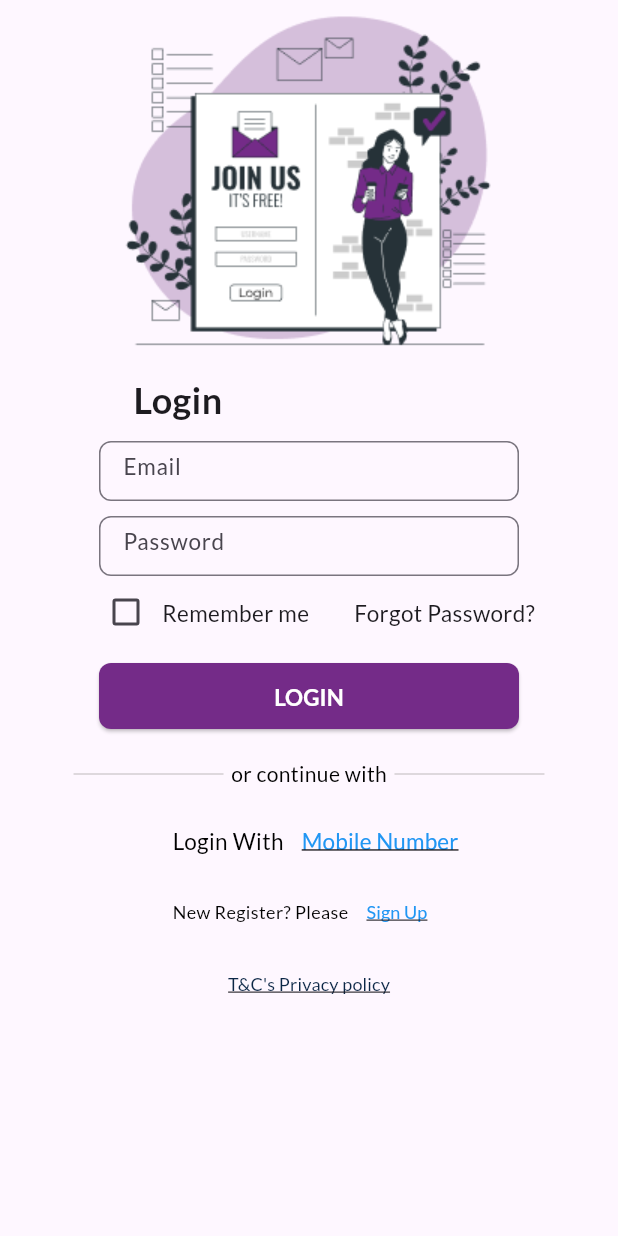
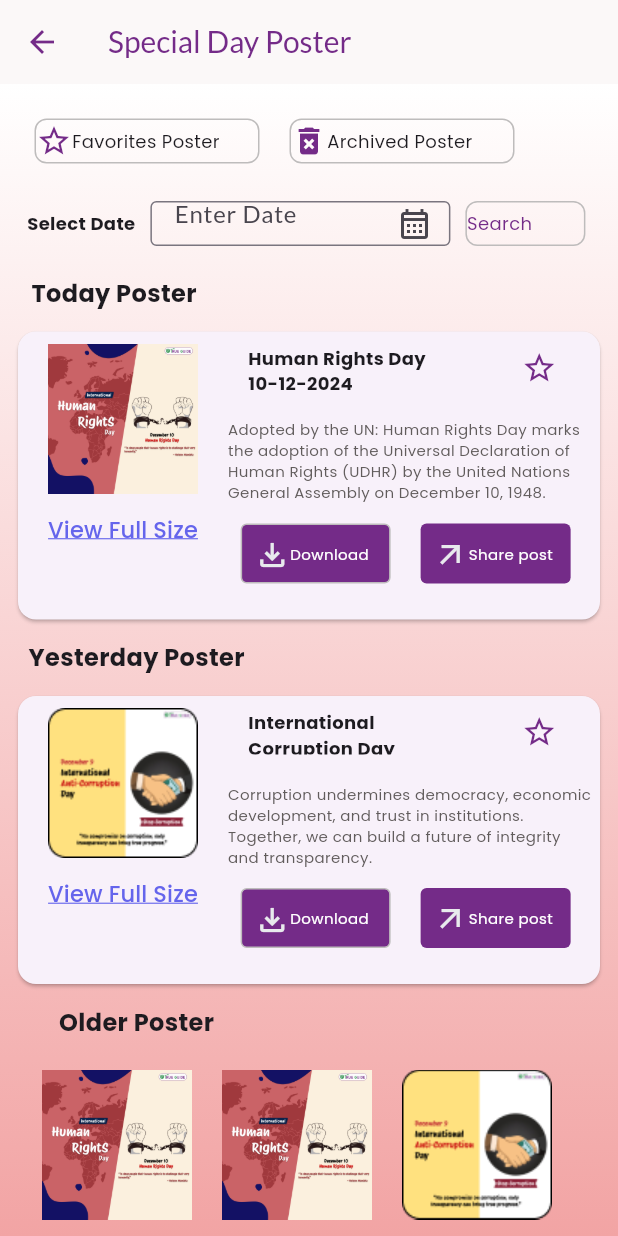
Before and after one commit to Divahar42/Trueguide, a Flutter app: the screen it shows after launch, on a phone screen of 412 x 824 dp. Run offline on Flutter 3.47's test engine with Material 3 defaults, Android fonts, the phone set to English and light mode, and no system bars; our stand-ins replace google_fonts, image_picker; missing offline and left inert: date_picker_plus.

Commit message:
first commit

```diff
--- a/lib/main.dart
+++ b/lib/main.dart
@@ -1,14 +1,14 @@
 import 'package:flutter/material.dart';
 import 'package:true_guide/account%20screen/account_screen.dart';
+import 'package:true_guide/account%20screen/help%20and%20support.dart';
 import 'package:true_guide/account%20screen/language_screen.dart';
 import 'package:true_guide/category/architecture_Screen.dart';
 import 'package:true_guide/bottom%20navi/bottom_navigation.dart';
 import 'package:true_guide/category/category_screen.dart';
 import 'package:true_guide/bottom%20navi/features_screen.dart';
 import 'package:true_guide/bottom%20navi/home_screen.dart';
-
 import 'package:true_guide/login.dart';
-
+import 'package:true_guide/special%20day%20poster/special%20day.dart';
 import 'bottom navi/sam.dart';
 
 void main() {
@@ -27,7 +27,7 @@ class MyApp extends StatelessWidget {
       theme: ThemeData(fontFamily: 'Lato',
         colorScheme: ColorScheme.fromSeed(seedColor: Colors.deepPurple),
       ),
-      home: Login_Screen(),
+      home: Special_day(),
     );
   }
 }
--- /dev/null
+++ b/lib/special day poster/special day.dart
@@ -0,0 +1,322 @@
+import 'package:flutter/material.dart';
+import 'package:google_fonts/google_fonts.dart';
+import 'package:date_picker_plus/date_picker_plus.dart';
+
+class Special_day extends StatefulWidget {
+  const Special_day({super.key});
+
+  @override
+  State<Special_day> createState() => _Special_dayState();
+}
+
+class _Special_dayState extends State<Special_day> {
+
+
+
+  @override
+  Widget build(BuildContext context) {
+    return Scaffold(
+      appBar: AppBar(
+        leading: IconButton(onPressed: (){}, icon: Icon(Icons.arrow_back,color: Color(0xff742B88),)),
+        title: Text("Special Day Poster",style: GoogleFonts.lato(fontSize: 20,color: Color(0xff742B88)),),
+        backgroundColor: Color(0xffFBF8F8),
+      ),
+      body: Container(
+        height: double.infinity,
+        width: double.infinity,
+        decoration: BoxDecoration(
+          gradient: LinearGradient(
+            begin: Alignment.topCenter,
+            end: Alignment.bottomCenter,
+              colors: <Color>[
+                Color(0xffFFFFFF),
+                Color(0xffF2A4A4),]
+          ),
+        ),
+        child: Padding(
+          padding: const EdgeInsets.all(8.0),
+          child: Column(children: [
+            Padding(
+              padding: const EdgeInsets.all(15),
+              child: Row(children: [
+               Container(height: 30,width: 150,
+                 decoration: BoxDecoration(
+                   border: Border.all(color: Color(0xffBEBCBC)),
+                   borderRadius: BorderRadius.circular(8)
+                 ),
+                 child: Row(children: [
+                   Icon(Icons.star_border,color: Color(0xff742B88),),
+                   Text("Favorites Poster",style: GoogleFonts.poppins(fontSize: 12),)
+                 ],),
+               ),
+                SizedBox(width: 20),
+                Container(height: 30,width: 150,
+                  decoration: BoxDecoration(
+                      border: Border.all(color: Color(0xffBEBCBC)),
+                      borderRadius: BorderRadius.circular(8)
+                  ),
+                  child: Row(children: [
+                    Icon(Icons.delete_forever,color: Color(0xff742B88),),
+                    Text("Archived Poster",style: GoogleFonts.poppins(fontSize: 12),)
+                  ],),
+                ),
+              ],),
+            ),
+            Padding(
+              padding: const EdgeInsets.all(10),
+              child: Row(children:[
+                Text("Select Date",style: GoogleFonts.poppins(fontSize:12,fontWeight: FontWeight.bold),),
+                SizedBox(width: 10),
+                SizedBox(height: 30,width: 200,
+                  child: TextFormField(
+                    decoration: InputDecoration(
+                      hintText: "Enter Date",
+                      suffixIcon: Icon(Icons.calendar_month_outlined),
+                      border: OutlineInputBorder(
+                        borderRadius: BorderRadius.circular(4)
+                      )
+                    ),
+                  ),
+                ),
+                SizedBox(width:10),
+                Container(height: 30,width: 80,
+                  decoration: BoxDecoration(
+                      border: Border.all(color: Color(0xffBEBCBC)),
+                      borderRadius: BorderRadius.circular(8)
+                  ),
+                  child: Row(children: [
+                    Center(child: Text("Search",style: GoogleFonts.poppins(fontSize: 12,color: Color(0xff742B88)),))
+                  ],),
+                ),
+              ],),
+            ),
+            SizedBox(height: 10),
+            Padding(
+              padding: const EdgeInsets.only(right: 260),
+              child: Text("Today Poster",style: GoogleFonts.poppins(fontWeight: FontWeight.bold,fontSize: 16),),
+            ),
+            SizedBox(height:10),
+            Container(
+                height: 200,width: 410,
+                child: Card(
+                  child: Row(children: [
+                    Padding(
+                      padding: const EdgeInsets.all(8.0),
+                      child: Column(children: [
+                        Container(height: 100,width: 100,
+                        decoration: BoxDecoration(
+                          image: DecorationImage(image: AssetImage("assets/img.png"),fit: BoxFit.fill)
+                        ),
+                        ),
+                        TextButton(onPressed: (){}, child: Text("View Full Size",style: GoogleFonts.poppins(fontSize: 15,color: Color(0xff6565EC),decoration: TextDecoration.underline,decorationColor: Color(0xff6565EC)),))
+                      ],),
+                    ),
+                    Column(children: [
+                      Row(children: [
+                        Container(height: 30,width: 150,
+                        child: Text("Human Rights Day 10-12-2024",style: GoogleFonts.poppins(fontSize: 12,fontWeight: FontWeight.bold),),
+                        ),
+                        SizedBox(width: 20),
+                        IconButton(onPressed: (){}, icon: Icon(Icons.star_border,color: Color(0xff742B88),),)
+                      ],),
+                      SizedBox(height: 10),
+                      Container(height: 70,width: 245,
+                        child: Text("Adopted by the UN: Human Rights Day marks the adoption of the Universal Declaration of Human Rights (UDHR) by the United Nations General Assembly on December 10, 1948.",
+                        style: GoogleFonts.poppins(fontSize:10,color: Color(0xff615C5C)),),
+                      ),
+                      Padding(
+                        padding: const EdgeInsets.only(right: 8.0),
+                        child: Row(children: [
+                          GestureDetector(
+                            onTap:(){
+                              Container();
+                              showDialog(
+                                context: context,
+                                builder: (BuildContext context) {
+                                  return AlertDialog(
+                                    backgroundColor: Colors.white,
+                                    title: Column(
+                                      children: [
+                                        Image.asset("assets/img.png",width:100,height: 100,)
+                                      ],
+                                    ),
+                                    content: Column(
+                                      mainAxisSize: MainAxisSize.min,
+                                      children: [
+                                        Row(
+                                          mainAxisAlignment: MainAxisAlignment.center,
+                                          children: [
+                                            Text("With Logo"),
+                                            Radio(value: true, groupValue: true, onChanged: (value) {}),
+                                            Text("Without Logo"),
+                                            Radio(value: false, groupValue: true, onChanged: (value) {}),
+                                          ],
+                                        ),
+                                        TextField(
+                                          decoration: InputDecoration(labelText: "Enter Your Name"),
+                                        ),
+                                      ],
+                                    ),
+                                    actions: [
+                                      TextButton(
+                                        onPressed: () => Navigator.of(context).pop(),
+                                        child: Text("Cancel"),
+                                      ),
+                                      ElevatedButton(
+                                        onPressed: () {},
+                                        child: Text("Download Image"),
+                                      ),
+                                    ],
+                                  );
+                                },
+                              );
+                            },
+                            child: Container(height: 40,width: 100,
+                              decoration: BoxDecoration(
+                                color: Color(0xff742B88),
+                                  border: Border.all(color: Color(0xffBEBCBC)),
+                                  borderRadius: BorderRadius.circular(4)
+                              ),
+                              child: Padding(
+                                padding: const EdgeInsets.all(8.0),
+                                child: Row(children: [
+                                  Icon(Icons.file_download_outlined,color: Color(0xffE8EAED),),
+                                  Text("Download",style: GoogleFonts.poppins(fontSize: 10,color: Colors.white),)
+                                ],),
+                              ),
+                            ),
+                          ),
+                          SizedBox(width: 20),
+                          Container(height: 40,width: 100,
+                            decoration: BoxDecoration(
+                              color: Color(0xff742B88),
+                                borderRadius: BorderRadius.circular(4)
+                            ),
+                            child: Padding(
+                              padding: const EdgeInsets.all(8.0),
+                              child: Row(children: [
+                                Icon(Icons.arrow_outward,color: Color(0xffE8EAED),),
+                                Text("Share post",style: GoogleFonts.poppins(fontSize: 10,color: Colors.white),)
+                              ],),
+                            ),
+                          ),
+                        ],),
+                      ),
+                    ],)
+                  ],),
+                )),
+            SizedBox(height: 10),
+            Padding(
+              padding: const EdgeInsets.only(right: 230),
+              child: Text("Yesterday Poster",style: GoogleFonts.poppins(fontWeight: FontWeight.bold,fontSize: 16),),
+            ),
+            SizedBox(height:10),
+            Container(
+                height: 200,width: 410,
+                child: Card(
+                  child: Row(children: [
+                    Padding(
+                      padding: const EdgeInsets.all(8.0),
+                      child: Column(children: [
+                        Container(height: 100,width: 100,
+                          decoration: BoxDecoration(
+                              image: DecorationImage(image: AssetImage("assets/img_1.png"),fit: BoxFit.fill)
+                          ),
+                        ),
+                        TextButton(onPressed: (){}, child: Text("View Full Size",style: GoogleFonts.poppins(fontSize: 15,color: Color(0xff6565EC),decoration: TextDecoration.underline,decorationColor: Color(0xff6565EC)),))
+                      ],),
+                    ),
+                    Column(children: [
+                      Row(children: [
+                        Container(height: 30,width: 150,
+                          child: Text("International Corruption Day 09-12-2024",style: GoogleFonts.poppins(fontSize: 12,fontWeight: FontWeight.bold),),
+                        ),
+                        SizedBox(width: 20),
+                        IconButton(onPressed: (){}, icon: Icon(Icons.star_border,color: Color(0xff742B88),),)
+                      ],),
+                      SizedBox(height: 10),
+                      Container(height: 70,width: 245,
+                        child: Text("Corruption undermines democracy, economic development, and trust in institutions. Together, we can build a future of integrity and transparency.",
+                          style: GoogleFonts.poppins(fontSize:10,color: Color(0xff615C5C)),),
+                      ),
+                      Padding(
+                        padding: const EdgeInsets.only(right: 8.0),
+                        child: Row(children: [
+                          Container(height: 40,width: 100,
+                            decoration: BoxDecoration(
+                                color: Color(0xff742B88),
+                                border: Border.all(color: Color(0xffBEBCBC)),
+                                borderRadius: BorderRadius.circular(4)
+                            ),
+                            child: Padding(
+                              padding: const EdgeInsets.all(8.0),
+                              child: Row(children: [
+                                Icon(Icons.file_download_outlined,color: Color(0xffE8EAED),),
+                                Text("Download",style: GoogleFonts.poppins(fontSize: 10,color: Colors.white),)
+                              ],),
+                            ),
+                          ),
+                          SizedBox(width: 20),
+                          Container(height: 40,width: 100,
+                            decoration: BoxDecoration(
+                                color: Color(0xff742B88),
+                                borderRadius: BorderRadius.circular(4)
+                            ),
+                            child: Padding(
+                              padding: const EdgeInsets.all(8.0),
+                              child: Row(children: [
+                                Icon(Icons.arrow_outward,color: Color(0xffE8EAED),),
+                                Text("Share post",style: GoogleFonts.poppins(fontSize: 10,color: Colors.white),),
+
+                              ],),
+                            ),
+                          ),
+                        ],),
+                      ),
+                    ],)
+                  ],),
+                )),
+            SizedBox(height: 10),
+            Padding(
+              padding: const EdgeInsets.only(right: 230),
+              child: Text("Older Poster",style: GoogleFonts.poppins(fontWeight: FontWeight.bold,fontSize: 16),),
+            ),
+            Padding(
+              padding: const EdgeInsets.all(20),
+              child: Row(children: [
+                Container(height: 100,width: 100,
+                decoration: BoxDecoration(
+                  image: DecorationImage(image: AssetImage("assets/img.png"),fit: BoxFit.fill)
+                ),),
+                SizedBox(width: 20),
+                Container(height: 100,width: 100,
+                  decoration: BoxDecoration(
+                      image: DecorationImage(image: AssetImage("assets/img.png"),fit: BoxFit.fill)
+                  ),),
+                SizedBox(width: 20),
+                Container(height: 100,width: 100,
+                  decoration: BoxDecoration(
+                      image: DecorationImage(image: AssetImage("assets/img_1.png"),fit: BoxFit.fill)
+                  ),),
+              ],),
+            )
+          ],),
+        ),
+      ),
+    );
+  }
+}
+
+class Download extends StatelessWidget {
+  const Download({super.key});
+
+  @override
+  Widget build(BuildContext context) {
+    return Scaffold(
+      body: Container(height: 400,width: 360,
+        child: AlertDialog(
+        ),
+      ),
+    );
+  }
+}
--- a/pubspec.yaml
+++ b/pubspec.yaml
@@ -37,6 +37,7 @@ dependencies:
   google_fonts: ^6.2.1
   image_picker: ^1.1.2
   intl: ^0.20.2
+  date_picker_plus: ^4.2.0
 
 dev_dependencies:
   flutter_test:
```
Also changed, not shown: lib/account screen/help and support.dart (added, +62 -0 lines), lib/account screen/language_screen.dart (+53 -10 lines), lib/bottom navi/bottom_navigation.dart (+4 -4 lines), lib/bottom navi/sam.dart (+118 -67 lines), assets/img.png (added), assets/img_1.png (added), assets/yes.png (added), pubspec.lock.
